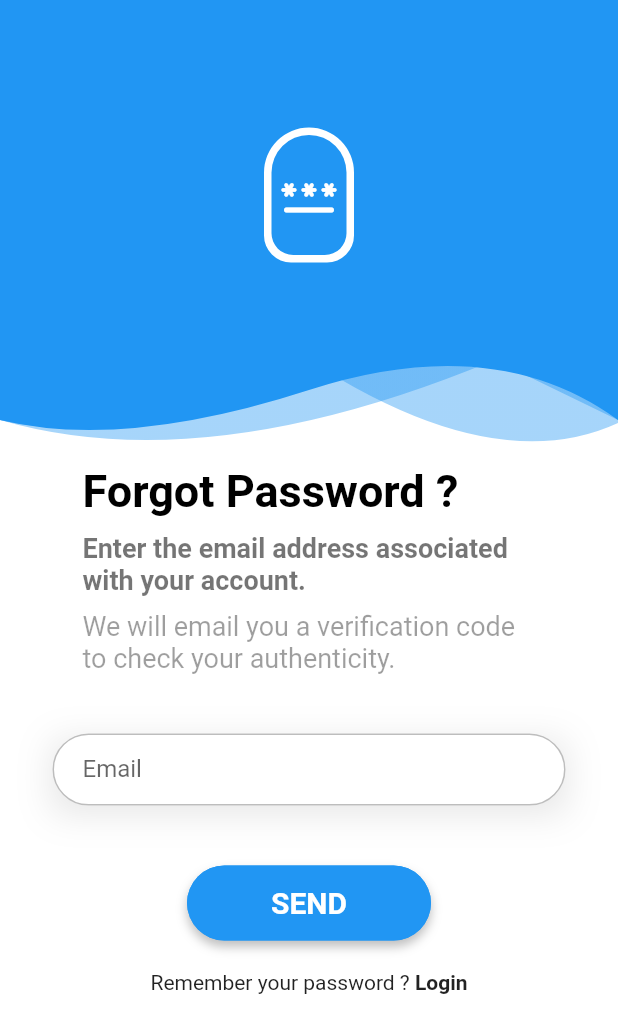
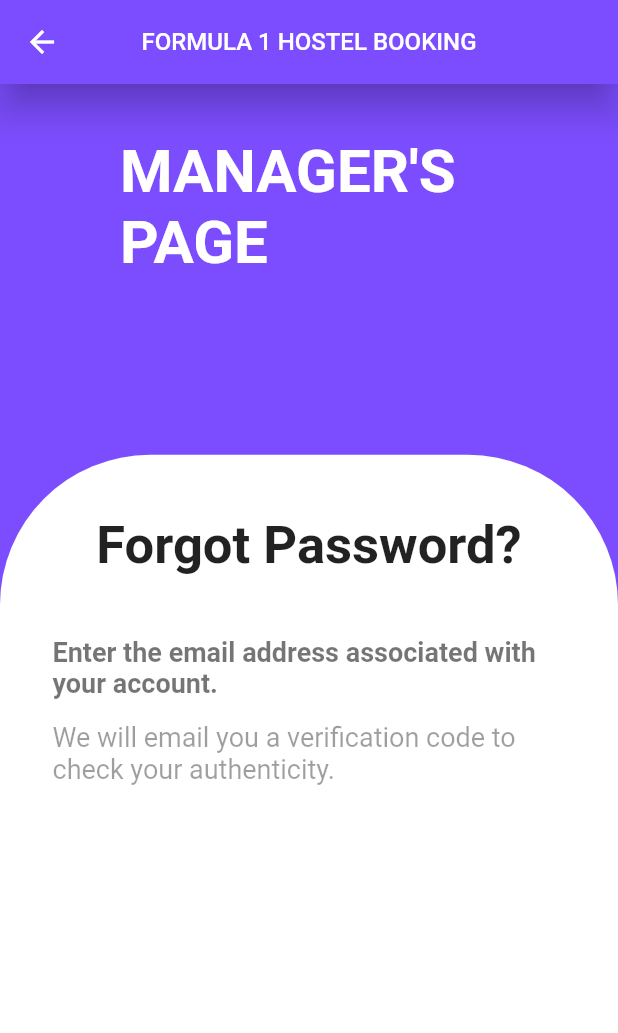
Before and after one commit to Formula-1-One/Formula1-Hostel-Booking-Frontend, a Flutter app: the ManagerLoginPage screen opened directly, after a tap on "Forgot password?", on a phone screen of 412 x 824 dp. Shown: the top 1033 px of the screen. Run offline on Flutter 3.47's test engine with Material 2 defaults, Android fonts, the phone set to English and light mode, and no system bars; our stand-ins replace carousel_pro, get, hexcolor, otp_text_field, pdf, printing.

Commit message:
manager update 2

```diff
--- a/lib/pages_manager/login.dart
+++ b/lib/pages_manager/login.dart
@@ -2,7 +2,7 @@
 
 import 'package:flutter/material.dart';
 import 'package:flutter/cupertino.dart';
-import 'package:hostel_booking_app_ui_f1/pages_login/login_components/forgot_password_page.dart';
+import 'package:hostel_booking_app_ui_f1/pages_manager/manager_forgot_password.dart';
 
 void main() => runApp(MaterialApp(
   debugShowCheckedModeBanner: false,
@@ -27,7 +27,10 @@ class _ManagerLoginPageState extends State<ManagerLoginPage> {
       appBar: AppBar(
         centerTitle: true,
         backgroundColor: Colors.deepPurpleAccent,
-        title: Text("FORMULA 1 HOSTEL BOOKING"),
+        title: Text("FORMULA 1 HOSTEL BOOKING",
+        style: TextStyle(
+          fontSize: 16
+        ),),
         elevation: 10.0,
       ),
 
@@ -99,7 +102,7 @@ class _ManagerLoginPageState extends State<ManagerLoginPage> {
                               alignment: Alignment.topRight,
                               child: TextButton(
                                 onPressed: (){
-                                  Navigator.push( context, MaterialPageRoute( builder: (context) => ForgotPasswordPage()), );
+                                  Navigator.push( context, MaterialPageRoute( builder: (context) => ManagerForgotPassword ()), );
                                 },
                                 child: Text('Forgot password?',
                                 style: TextStyle(
--- a/lib/pages_manager/manager_create_password.dart
+++ b/lib/pages_manager/manager_create_password.dart
@@ -4,11 +4,11 @@ import 'package:flutter/material.dart';
 
 void main() => runApp(MaterialApp(
   debugShowCheckedModeBanner: false,
-  home:ManagerForgotPassword() ,
+  home:ManagerCreatePassword() ,
 ));
 
-class ManagerForgotPassword extends StatelessWidget {
-  const ManagerForgotPassword({Key? key}) : super(key: key);
+class ManagerCreatePassword extends StatelessWidget {
+  const ManagerCreatePassword({Key? key}) : super(key: key);
 
   @override
   Widget build(BuildContext context) {
--- a/lib/pages_manager/manager_forgot_password.dart
+++ b/lib/pages_manager/manager_forgot_password.dart
@@ -1,4 +1,4 @@
-// ignore_for_file: prefer_const_constructors
+// ignore_for_file: prefer_const_constructors, prefer_const_literals_to_create_immutables
 
 import 'package:flutter/material.dart';
 
@@ -12,6 +12,78 @@ class ManagerForgotPassword extends StatelessWidget {
 
   @override
   Widget build(BuildContext context) {
-    return Scaffold();
+    return Scaffold(
+      backgroundColor: Colors.deepPurpleAccent,
+      appBar: AppBar(
+        centerTitle: true,
+        backgroundColor: Colors.deepPurpleAccent,
+        title: Text("FORMULA 1 HOSTEL BOOKING",
+          style: TextStyle(
+              fontSize: 16
+          ),),
+        elevation: 10.0,
+      ),
+      body: SingleChildScrollView(
+        child: Column(
+            children: [
+        Stack(
+        children: [
+        Padding(
+        padding: EdgeInsets.fromLTRB(80, 35, 40, 0),
+        child:Text(
+          "MANAGER'S PAGE",
+          style: TextStyle(
+              fontSize: 40.0,
+              fontWeight: FontWeight.bold,
+              color: Colors.white
+          ),
+        ) ,
+      ),
+        Container(
+            padding: EdgeInsets.symmetric(horizontal: 35,vertical: 40),
+            margin: EdgeInsets.only(top: MediaQuery.of(context).size.height*0.3),
+            width: double.infinity,
+            height: 550,
+            decoration: BoxDecoration(
+              color: Colors.white,
+              borderRadius: BorderRadius.only(topRight: Radius.elliptical(100, 100), topLeft: Radius.elliptical(100, 100)),
+            ),
+          child: Column(
+            crossAxisAlignment: CrossAxisAlignment.center,
+            children: [
+            Text(
+            "Forgot Password?",
+            style: TextStyle(
+                fontWeight: FontWeight.bold,
+                fontSize: 35
+            ),
+          ),
+              SizedBox(height: 40,),
+              Text(
+                  'Enter the email address associated with your account.',
+              style: TextStyle(
+                  fontSize: 18,
+                  fontWeight: FontWeight.bold,
+                  color: Colors.black54
+              ),
+              ),
+              SizedBox(height: 15,),
+              Text('We will email you a verification code to check your authenticity.',
+                style: TextStyle(
+                  color: Colors.black38,
+                  fontSize: 18,
+                ),
+              ),
+              SizedBox(height: 40,),
+
+            ]
+          )
+        ),
+        ]
+        ),
+        ]
+        ),
+      ),
+    );
   }
 }
--- a/lib/pages_manager/manager_password_verification.dart
+++ b/lib/pages_manager/manager_password_verification.dart
@@ -4,11 +4,11 @@ import 'package:flutter/material.dart';
 
 void main() => runApp(MaterialApp(
   debugShowCheckedModeBanner: false,
-  home:ManagerForgotPassword() ,
+  home:ManagerPasswordVerification() ,
 ));
 
-class ManagerForgotPassword extends StatelessWidget {
-  const ManagerForgotPassword({Key? key}) : super(key: key);
+class ManagerPasswordVerification extends StatelessWidget {
+  const ManagerPasswordVerification({Key? key}) : super(key: key);
 
   @override
   Widget build(BuildContext context) {
```
